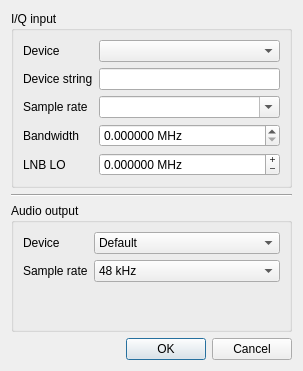
Qt form src/qtgui/ioconfig.ui (gqrx-sdr/gqrx) before a commit.
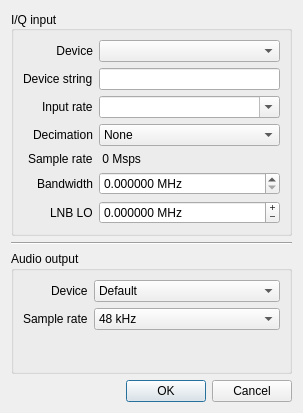
The same form after that commit. Icons and pictures are not drawn.

Commit message: Add decimation widgets to I/O config.

```diff
--- a/src/qtgui/ioconfig.ui
+++ b/src/qtgui/ioconfig.ui
@@ -7,7 +7,7 @@
     <x>0</x>
     <y>0</y>
     <width>303</width>
-    <height>371</height>
+    <height>413</height>
    </rect>
   </property>
   <property name="windowTitle">
@@ -20,9 +20,18 @@
   <layout class="QVBoxLayout" name="verticalLayout">
    <item>
     <widget class="QGroupBox" name="groupBoxInput">
+     <property name="font">
+      <font>
+       <weight>50</weight>
+       <bold>false</bold>
+      </font>
+     </property>
      <property name="title">
       <string>I/Q input</string>
      </property>
+     <property name="alignment">
+      <set>Qt::AlignLeading|Qt::AlignLeft|Qt::AlignVCenter</set>
+     </property>
      <property name="flat">
       <bool>false</bool>
      </property>
@@ -30,11 +39,23 @@
       <property name="fieldGrowthPolicy">
        <enum>QFormLayout::AllNonFixedFieldsGrow</enum>
       </property>
+      <property name="labelAlignment">
+       <set>Qt::AlignRight|Qt::AlignTrailing|Qt::AlignVCenter</set>
+      </property>
       <item row="0" column="0">
        <widget class="QLabel" name="inDevLabel1">
+        <property name="sizePolicy">
+         <sizepolicy hsizetype="Preferred" vsizetype="Preferred">
+          <horstretch>0</horstretch>
+          <verstretch>0</verstretch>
+         </sizepolicy>
+        </property>
         <property name="text">
          <string>Device</string>
         </property>
+        <property name="alignment">
+         <set>Qt::AlignRight|Qt::AlignTrailing|Qt::AlignVCenter</set>
+        </property>
        </widget>
       </item>
       <item row="0" column="1">
@@ -66,7 +87,7 @@
       <item row="2" column="0">
        <widget class="QLabel" name="inSrLabel">
         <property name="text">
-         <string>Sample rate</string>
+         <string>Input rate</string>
         </property>
        </widget>
       </item>
@@ -80,7 +101,7 @@
         </property>
        </widget>
       </item>
-      <item row="4" column="0">
+      <item row="6" column="0">
        <widget class="QLabel" name="loLabel">
         <property name="toolTip">
          <string>LNB LO frequency. Use negative frequency for upconverters.</string>
@@ -90,7 +111,7 @@
         </property>
        </widget>
       </item>
-      <item row="4" column="1">
+      <item row="6" column="1">
        <widget class="QDoubleSpinBox" name="loSpinBox">
         <property name="toolTip">
          <string>LNB LO frequency. Use negative frequency for upconverters.</string>
@@ -133,7 +154,7 @@
         </property>
        </widget>
       </item>
-      <item row="3" column="1">
+      <item row="5" column="1">
        <widget class="QDoubleSpinBox" name="bwSpinBox">
         <property name="toolTip">
          <string>Analog bandwidth (leave at 0 for default)</string>
@@ -152,7 +173,7 @@
         </property>
        </widget>
       </item>
-      <item row="3" column="0">
+      <item row="5" column="0">
        <widget class="QLabel" name="bwLabel">
         <property name="toolTip">
          <string>Analog bandwidth (leave at 0 for default)</string>
@@ -162,6 +183,93 @@
         </property>
        </widget>
       </item>
+      <item row="3" column="0">
+       <widget class="QLabel" name="label">
+        <property name="text">
+         <string>Decimation</string>
+        </property>
+       </widget>
+      </item>
+      <item row="3" column="1">
+       <widget class="QComboBox" name="decimCombo">
+        <property name="toolTip">
+         <string>Input decimation</string>
+        </property>
+        <item>
+         <property name="text">
+          <string>None</string>
+         </property>
+        </item>
+        <item>
+         <property name="text">
+          <string>2</string>
+         </property>
+        </item>
+        <item>
+         <property name="text">
+          <string>4</string>
+         </property>
+        </item>
+        <item>
+         <property name="text">
+          <string>8</string>
+         </property>
+        </item>
+        <item>
+         <property name="text">
+          <string>16</string>
+         </property>
+        </item>
+        <item>
+         <property name="text">
+          <string>32</string>
+         </property>
+        </item>
+        <item>
+         <property name="text">
+          <string>64</string>
+         </property>
+        </item>
+        <item>
+         <property name="text">
+          <string>128</string>
+         </property>
+        </item>
+        <item>
+         <property name="text">
+          <string>256</string>
+         </property>
+        </item>
+        <item>
+         <property name="text">
+          <string>512</string>
+         </property>
+        </item>
+       </widget>
+      </item>
+      <item row="4" column="0">
+       <widget class="QLabel" name="label_2">
+        <property name="text">
+         <string>Sample rate</string>
+        </property>
+       </widget>
+      </item>
+      <item row="4" column="1">
+       <widget class="QLabel" name="sampRateLabel">
+        <property name="font">
+         <font>
+          <weight>50</weight>
+          <bold>false</bold>
+         </font>
+        </property>
+        <property name="toolTip">
+         <string>The sample rate after decimation</string>
+        </property>
+        <property name="text">
+         <string> 0 Msps</string>
+        </property>
+       </widget>
+      </item>
      </layout>
     </widget>
    </item>
@@ -178,6 +286,9 @@
       <string>Audio output</string>
      </property>
      <layout class="QFormLayout" name="formLayout_2">
+      <property name="labelAlignment">
+       <set>Qt::AlignRight|Qt::AlignTrailing|Qt::AlignVCenter</set>
+      </property>
       <item row="0" column="0">
        <widget class="QLabel" name="outDevLabel">
         <property name="text">
```
Left out of the diff: 4 changed lines with no effect on the pictures. The commit also changes 2 other files.
